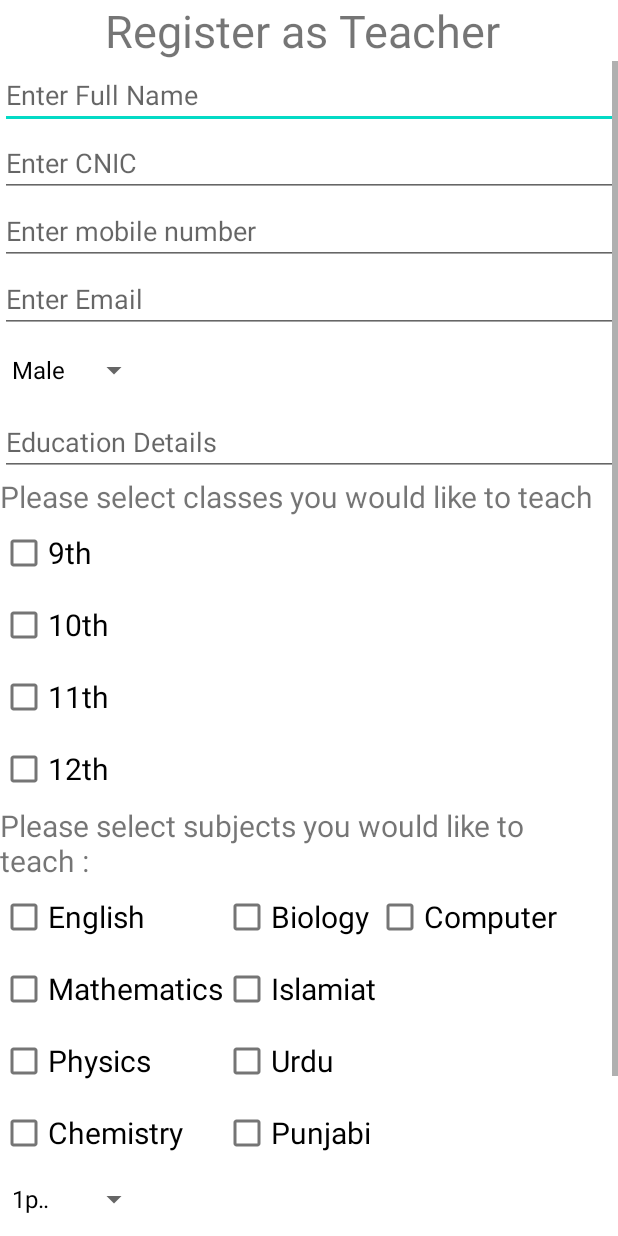
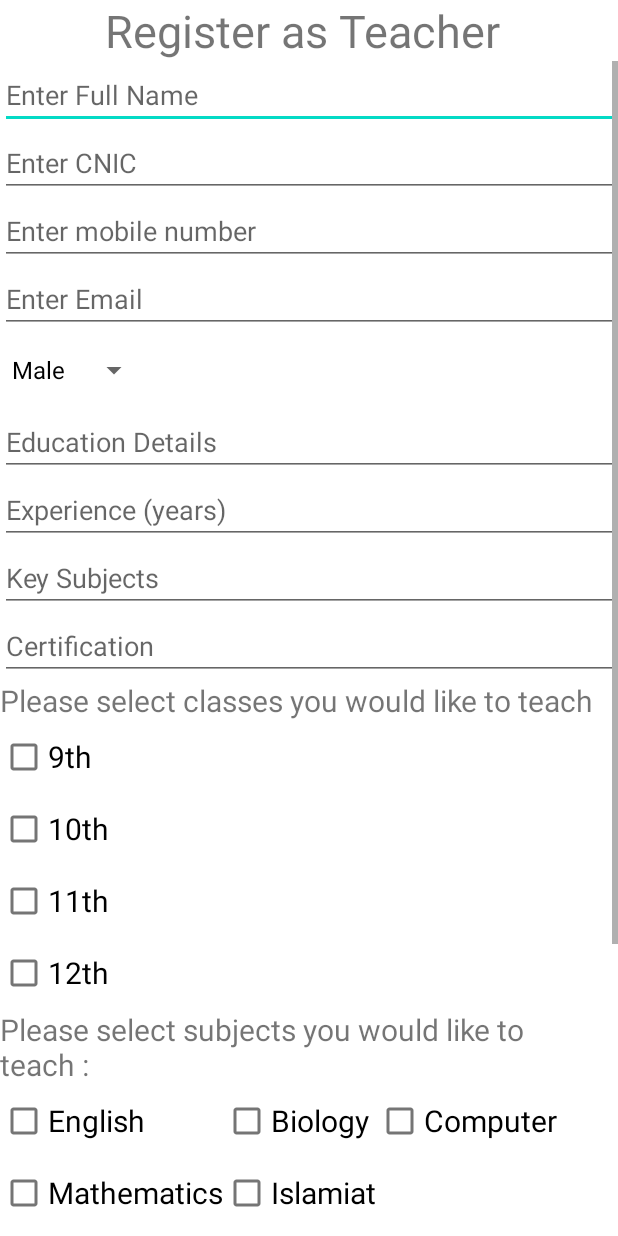
Before and after one commit to Amad-Ahmed/Tele_Taleem, an Android app: the TeacherActivity screen opened directly, with no data from a screen before it, on a phone screen of 412 x 824 dp. Run offline under Robolectric (Android 15) with nearby library versions, the phone set to English and light mode, and no system bars; libraries missing offline, so code that uses them is left out: com.szagurskii.patternedtextwatcher; 1 statement that could not run was skipped.

Commit message:
ubaid code

```diff
--- a/app/src/main/res/layout/activity_teacher.xml
+++ b/app/src/main/res/layout/activity_teacher.xml
@@ -55,6 +55,30 @@
                 android:inputType="textMultiLine"
                 android:scrollbars="vertical"
                 android:id="@+id/education"
+                />
+            <EditText
+                android:layout_width="match_parent"
+                android:layout_height="wrap_content"
+                android:hint="Experience (years)"
+                android:inputType="textMultiLine"
+                android:scrollbars="vertical"
+                android:id="@+id/years"
+                />
+            <EditText
+                android:layout_width="match_parent"
+                android:layout_height="wrap_content"
+                android:hint="Key Subjects"
+                android:inputType="textMultiLine"
+                android:scrollbars="vertical"
+                android:id="@+id/KeySubj"
+                />
+            <EditText
+                android:layout_width="match_parent"
+                android:layout_height="wrap_content"
+                android:hint="Certification"
+                android:inputType="textMultiLine"
+                android:scrollbars="vertical"
+                android:id="@+id/certification"
                 />
             <TextView
                 android:layout_width="wrap_content"
```
